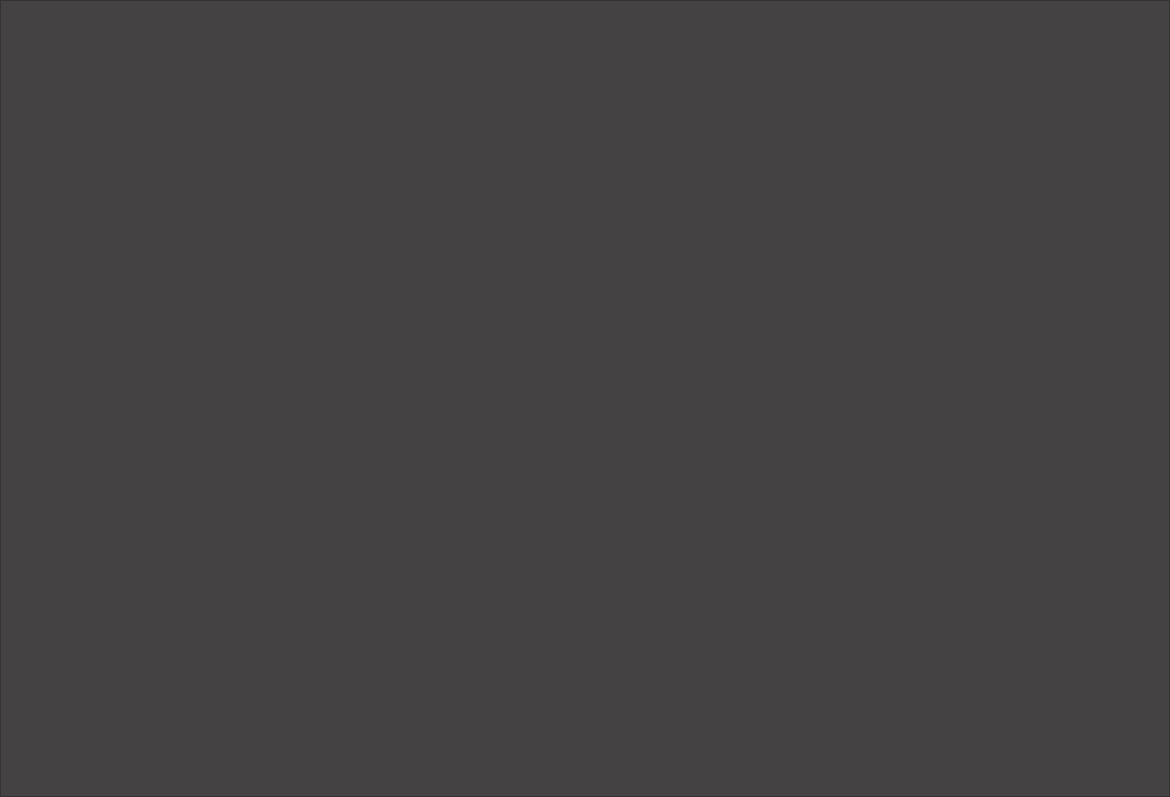
Old version of the form GUI-App/PhotoBooth.ui in the repository Hir0ki/PhotoBox.
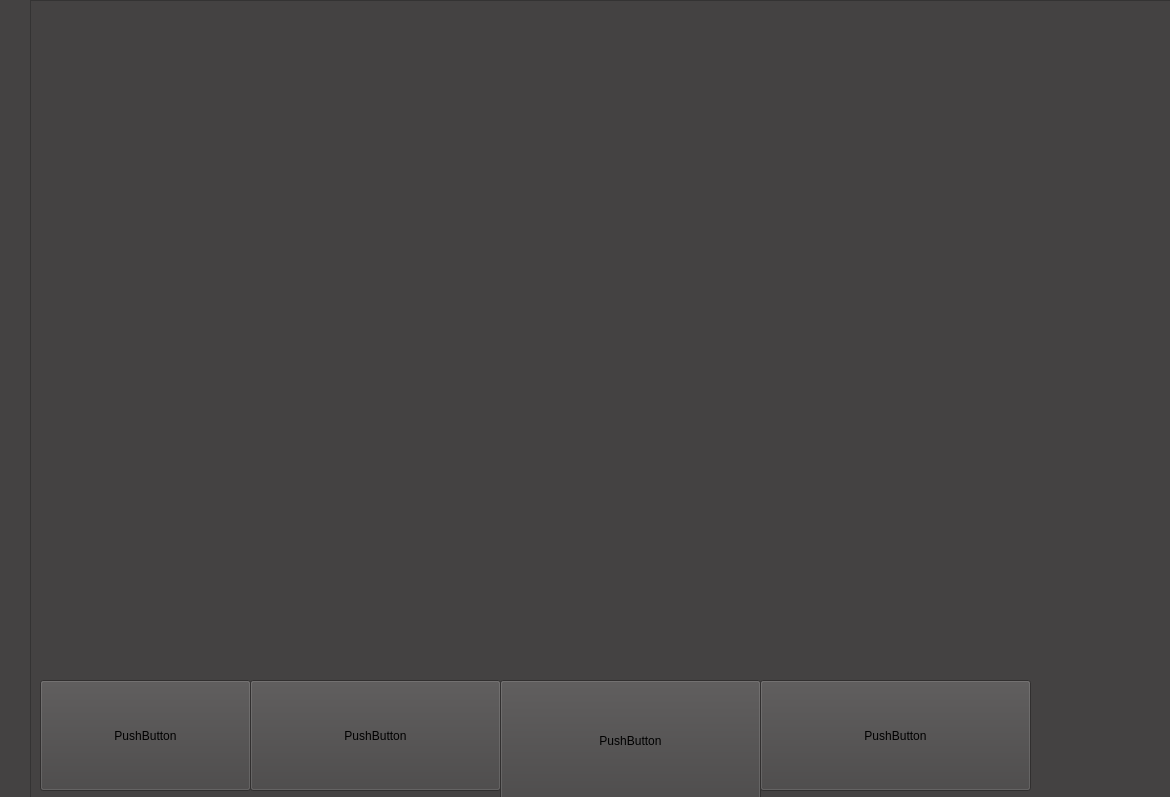
New version of the form.

Commit message: Added button with auto resize

```diff
--- a/GUI-App/PhotoBooth.ui
+++ b/GUI-App/PhotoBooth.ui
@@ -21,26 +21,96 @@
 </string>
   </property>
   <widget class="QWidget" name="centralwidget">
-   <layout class="QGridLayout" name="gridLayout">
-    <property name="leftMargin">
-     <number>0</number>
+   <widget class="QGraphicsView" name="graphicsView">
+    <property name="geometry">
+     <rect>
+      <x>30</x>
+      <y>0</y>
+      <width>1151</width>
+      <height>801</height>
+     </rect>
     </property>
-    <property name="topMargin">
-     <number>0</number>
+   </widget>
+   <widget class="QPushButton" name="pushButton">
+    <property name="geometry">
+     <rect>
+      <x>40</x>
+      <y>680</y>
+      <width>211</width>
+      <height>111</height>
+     </rect>
     </property>
-    <property name="rightMargin">
-     <number>0</number>
+    <property name="autoFillBackground">
+     <bool>false</bool>
     </property>
-    <property name="bottomMargin">
-     <number>0</number>
+    <property name="styleSheet">
+     <string notr="true">background-color: #444242
+</string>
     </property>
-    <property name="spacing">
-     <number>0</number>
+    <property name="text">
+     <string>PushButton</string>
     </property>
-    <item row="1" column="0">
-     <widget class="QGraphicsView" name="graphicsView"/>
-    </item>
-   </layout>
+   </widget>
+   <widget class="QPushButton" name="pushButton_2">
+    <property name="geometry">
+     <rect>
+      <x>250</x>
+      <y>680</y>
+      <width>251</width>
+      <height>111</height>
+     </rect>
+    </property>
+    <property name="autoFillBackground">
+     <bool>false</bool>
+    </property>
+    <property name="styleSheet">
+     <string notr="true">background-color: #444242
+</string>
+    </property>
+    <property name="text">
+     <string>PushButton</string>
+    </property>
+   </widget>
+   <widget class="QPushButton" name="pushButton_3">
+    <property name="geometry">
+     <rect>
+      <x>500</x>
+      <y>680</y>
+      <width>261</width>
+      <height>121</height>
+     </rect>
+    </property>
+    <property name="autoFillBackground">
+     <bool>false</bool>
+    </property>
+    <property name="styleSheet">
+     <string notr="true">background-color: #444242
+</string>
+    </property>
+    <property name="text">
+     <string>PushButton</string>
+    </property>
+   </widget>
+   <widget class="QPushButton" name="pushButton_4">
+    <property name="geometry">
+     <rect>
+      <x>760</x>
+      <y>680</y>
+      <width>271</width>
+      <height>111</height>
+     </rect>
+    </property>
+    <property name="autoFillBackground">
+     <bool>false</bool>
+    </property>
+    <property name="styleSheet">
+     <string notr="true">background-color: #56464
+</string>
+    </property>
+    <property name="text">
+     <string>PushButton</string>
+    </property>
+   </widget>
   </widget>
  </widget>
  <resources/>
```
The commit also changes 5 other files.
